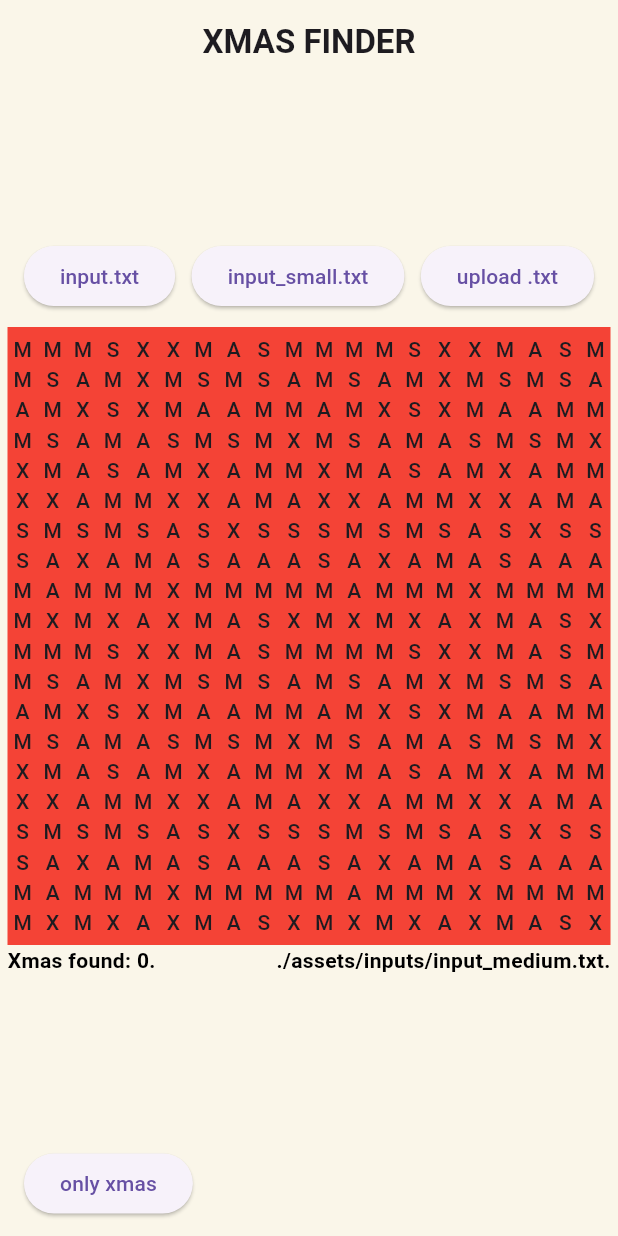
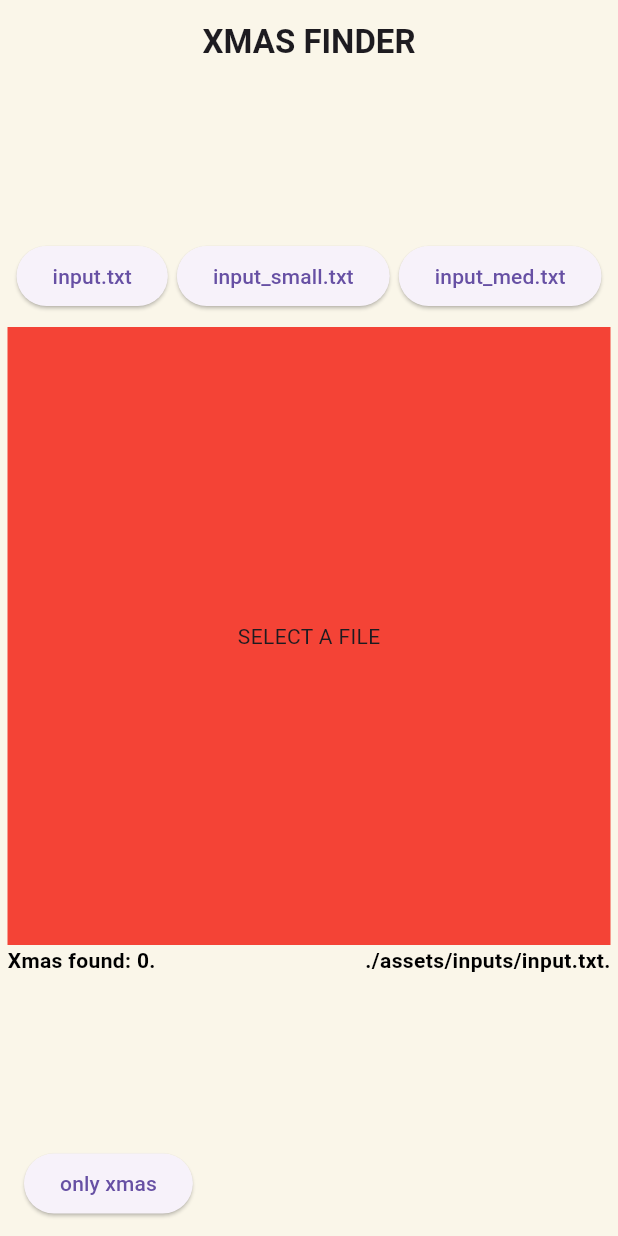
Before and after one commit to Ohlavrac/xmas_challenge, a Flutter app: the screen it shows after launch, after a tap on "input.txt", on a phone screen of 412 x 824 dp. Run offline on Flutter 3.47's test engine with Material 3 defaults, Android fonts, the phone set to English and light mode, and no system bars; project files that could hold a hidden picture were left out.

Commit message:
feat: unable upload button and add input medium

```diff
--- a/lib/ui/pages/home_page.dart
+++ b/lib/ui/pages/home_page.dart
@@ -1,3 +1,4 @@
+
 import 'package:flutter/material.dart';
 import 'package:provider/provider.dart';
 import 'package:xmas_challenge/ui/providers/content_provider.dart';
@@ -40,7 +41,7 @@ class _HomePageState extends State<HomePage> {
                   ElevatedButton(
                     onPressed: () {
                       setState(() {
-                        contentProvider.readContent(inputMeidumFilePath);
+                        contentProvider.readContent(inputFilePath);
                       });
                     },
                     child: Text("input.txt")
@@ -55,9 +56,11 @@ class _HomePageState extends State<HomePage> {
                   ),
                   ElevatedButton(
                     onPressed: () {
-
+                      setState(() {
+                        contentProvider.readContent(inputMeidumFilePath);
+                      });
                     },
-                    child: Text("upload .txt")
+                    child: Text("input_med.txt")
                   )
                 ],
               ),
```
